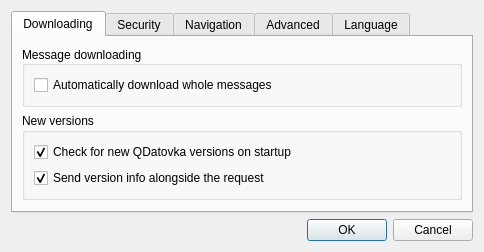
Old version of the form src/gui/ui/dlg_preferences.ui in the repository psakar/datovka.
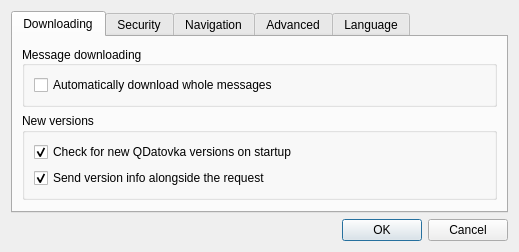
New version of the form. Icons and pictures are not drawn.

What changed in the file:
```diff
--- a/src/gui/ui/dlg_preferences.ui
+++ b/src/gui/ui/dlg_preferences.ui
@@ -6,8 +6,8 @@
    <rect>
     <x>0</x>
     <y>0</y>
-    <width>484</width>
-    <height>234</height>
+    <width>519</width>
+    <height>251</height>
    </rect>
   </property>
   <property name="windowTitle">
```
Left out of the diff: 8 changed lines with no effect on the pictures.
